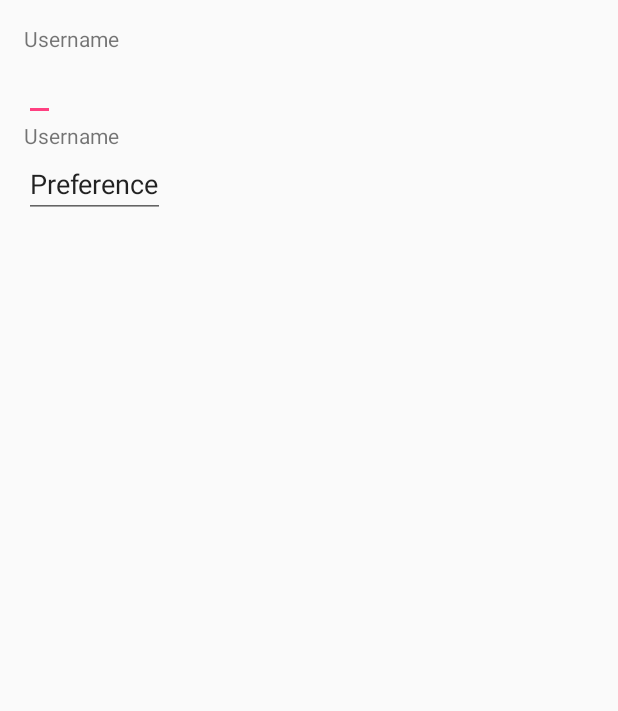
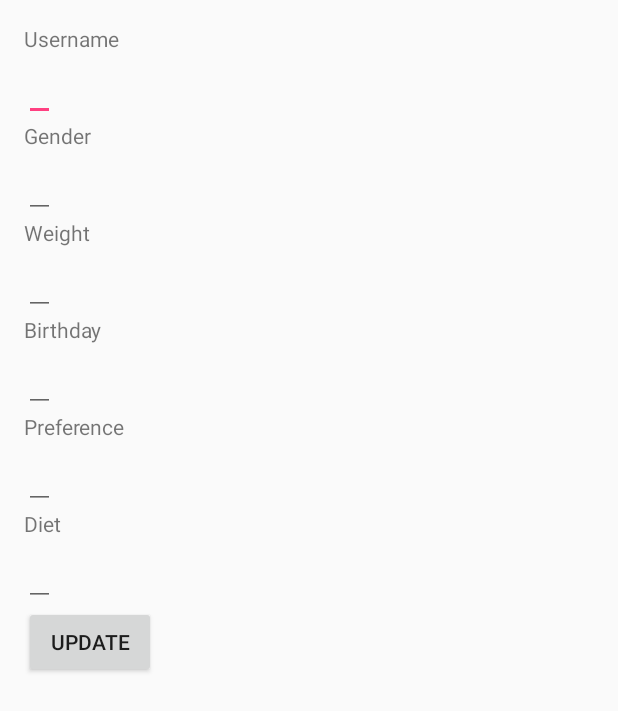
Before and after one commit to binc74/food-recommendation, an Android app: the ProfileActivity screen opened directly, with no data from a screen before it, on a phone screen of 412 x 824 dp. Shown: the top 711 px of the screen. Run offline under Robolectric (Android 15) with nearby library versions, the phone set to English and light mode, and no system bars.

Commit message:
Update the ui of user profile page

```diff
--- a/app/src/main/res/layout/activity_profile.xml
+++ b/app/src/main/res/layout/activity_profile.xml
@@ -26,14 +26,63 @@
         <TextView
             android:layout_width="wrap_content"
             android:layout_height="wrap_content"
-            android:text="@string/prompt_username" />
+            android:text="@string/gender" />
 
         <EditText
-            android:id="@+id/pref"
+            android:id="@+id/gender"
+            android:layout_width="wrap_content"
+            android:layout_height="wrap_content"
+            />
+
+        <TextView
+            android:layout_width="wrap_content"
+            android:layout_height="wrap_content"
+            android:text="@string/weight" />
+
+        <EditText
+            android:id="@+id/weight"
+            android:layout_width="wrap_content"
+            android:layout_height="wrap_content"
+            />
+
+        <TextView
+            android:layout_width="wrap_content"
+            android:layout_height="wrap_content"
+            android:text="@string/birthday" />
+
+        <EditText
+            android:id="@+id/birthday"
+            android:layout_width="wrap_content"
+            android:layout_height="wrap_content"
+            />
+
+        <TextView
             android:layout_width="wrap_content"
             android:layout_height="wrap_content"
             android:text="@string/preference" />
 
+        <EditText
+            android:id="@+id/preference"
+            android:layout_width="wrap_content"
+            android:layout_height="wrap_content"
+            />
+
+        <TextView
+            android:layout_width="wrap_content"
+            android:layout_height="wrap_content"
+            android:text="@string/diet_opt" />
+
+        <EditText
+            android:id="@+id/diet_opt"
+            android:layout_width="wrap_content"
+            android:layout_height="wrap_content"
+            />
+
+        <Button
+            android:id="@+id/edit_profile"
+            android:layout_width="wrap_content"
+            android:layout_height="wrap_content"
+            android:text="@string/update" />
 
     </LinearLayout>
 </RelativeLayout>
--- a/app/src/main/res/layout/activity_test.xml
+++ b/app/src/main/res/layout/activity_test.xml
@@ -29,9 +29,10 @@
 
     <View
         android:layout_width="match_parent"
-        android:layout_height="match_parent"
+        android:layout_height="570dp"
         android:background="@drawable/bgoverlay"
-        android:visibility="visible" />
+        android:visibility="visible"
+        tools:layout_editor_absoluteY="-3dp" />
 
     <TextView
         android:id="@+id/tv_visual_rec"
--- a/app/src/main/res/values/strings.xml
+++ b/app/src/main/res/values/strings.xml
@@ -32,4 +32,10 @@
     <string name="user_profile">Your Profile</string>
     <string name="take_photo">Take Photos</string>
     <string name="preference">Preference</string>
+    <string name="gender">Gender</string>
+    <string name="weight">Weight</string>
+    <string name="birthday">Birthday</string>
+    <string name="diet_opt">Diet</string>
+    <string name="update">Update</string>
+
 </resources>
```
